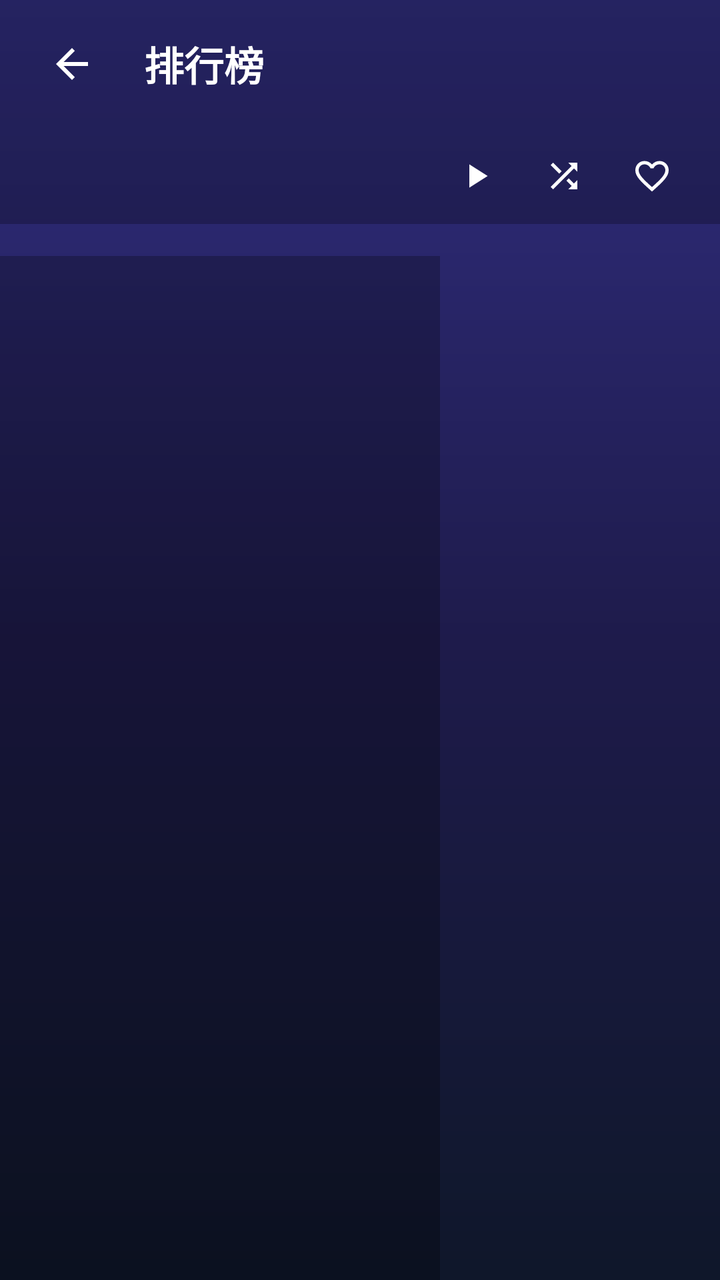
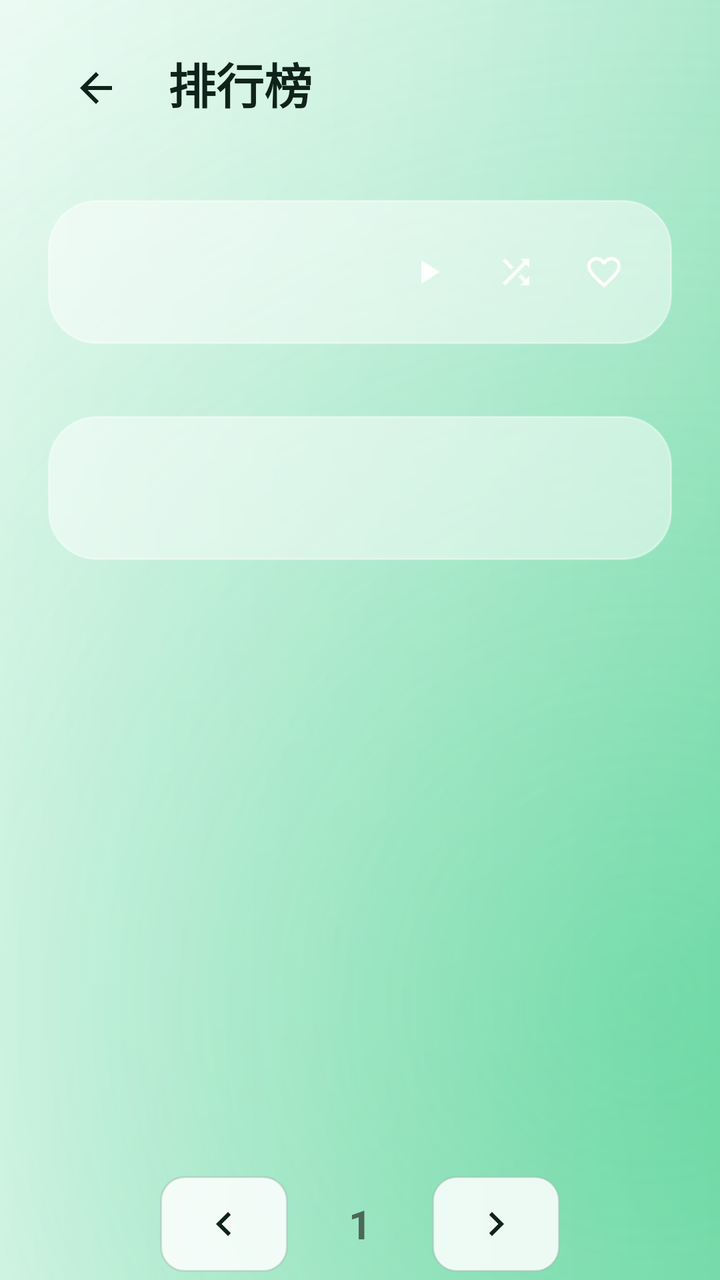

Screens rendered from an Android XML layout before and after an edit, with the pre-edit source and the edit as a unified diff.
<!-- AndroidManifest.xml: application theme AppTheme.NoActionBar -->
<!-- res/layout/activity_ranking.xml -->
<?xml version="1.0" encoding="utf-8"?>
<androidx.constraintlayout.widget.ConstraintLayout xmlns:android="http://schemas.android.com/apk/res/android"
    xmlns:app="http://schemas.android.com/apk/res-auto"
    android:layout_width="match_parent"
    android:layout_height="match_parent"
    android:background="@drawable/bg_app_gradient">

    
    <LinearLayout
        android:id="@+id/topBar"
        android:layout_width="0dp"
        android:layout_height="64dp"
        android:orientation="horizontal"
        android:gravity="center_vertical"
        android:paddingStart="16dp"
        android:paddingEnd="16dp"
        android:background="#40000000"
        app:layout_constraintStart_toStartOf="parent"
        app:layout_constraintEnd_toEndOf="parent"
        app:layout_constraintTop_toTopOf="parent">

        <ImageButton
            android:id="@+id/btnBack"
            android:layout_width="40dp"
            android:layout_height="40dp"
            android:src="@drawable/ic_back"
            android:background="@drawable/btn_focused_circle"
            android:scaleType="centerInside"
            android:padding="8dp"
            app:tint="#FFFFFF"
            android:focusable="true"
            android:nextFocusRight="@id/rvSourceList"
            android:contentDescription="返回" />

        <TextView
            android:id="@+id/tvTitle"
            android:layout_width="0dp"
            android:layout_height="wrap_content"
            android:layout_weight="1"
            android:text="排行榜"
            android:textSize="20sp"
            android:textStyle="bold"
            android:textColor="#FFFFFF"
            android:layout_marginStart="16dp" />

    </LinearLayout>

    
    <LinearLayout
        android:id="@+id/layoutSourceActions"
        android:layout_width="0dp"
        android:layout_height="48dp"
        android:orientation="horizontal"
        android:gravity="center_vertical"
        android:background="#40000000"
        app:layout_constraintStart_toStartOf="parent"
        app:layout_constraintEnd_toEndOf="parent"
        app:layout_constraintTop_toBottomOf="@+id/topBar">

        
        <androidx.recyclerview.widget.RecyclerView
            android:id="@+id/rvSourceList"
            android:layout_width="0dp"
            android:layout_height="match_parent"
            android:layout_weight="1"
            android:paddingStart="16dp"
            android:paddingEnd="8dp"
            android:paddingTop="4dp"
            android:paddingBottom="4dp"
            android:clipToPadding="false" />

        
        <LinearLayout
            android:id="@+id/layoutActions"
            android:layout_width="wrap_content"
            android:layout_height="match_parent"
            android:orientation="horizontal"
            android:gravity="center_vertical"
            android:paddingStart="8dp"
            android:paddingEnd="16dp">

            <ImageButton
                android:id="@+id/btnPlayAll"
                android:layout_width="36dp"
                android:layout_height="36dp"
                android:src="@drawable/ic_play"
                android:background="@drawable/btn_focused_circle"
                android:scaleType="centerInside"
                android:padding="8dp"
                android:focusable="true"
                android:contentDescription="播放全部" />

            <ImageButton
                android:id="@+id/btnShuffle"
                android:layout_width="36dp"
                android:layout_height="36dp"
                android:layout_marginStart="8dp"
                android:src="@drawable/ic_shuffle"
                android:background="@drawable/btn_focused_circle"
                android:scaleType="centerInside"
                android:padding="8dp"
                android:focusable="true"
                android:contentDescription="随机播放" />

            <ImageButton
                android:id="@+id/btnFavorite"
                android:layout_width="36dp"
                android:layout_height="36dp"
                android:layout_marginStart="8dp"
                android:src="@drawable/ic_favorite_border"
                android:background="@drawable/btn_focused_circle"
                android:scaleType="centerInside"
                android:padding="8dp"
                android:focusable="true"
                android:contentDescription="收藏" />

        </LinearLayout>

    </LinearLayout>

    
    <LinearLayout
        android:id="@+id/layoutContent"
        android:layout_width="0dp"
        android:layout_height="0dp"
        android:orientation="horizontal"
        android:paddingTop="16dp"
        android:descendantFocusability="afterDescendants"
        android:splitMotionEvents="false"
        app:layout_constraintStart_toStartOf="parent"
        app:layout_constraintEnd_toEndOf="parent"
        app:layout_constraintTop_toBottomOf="@+id/layoutSourceActions"
        app:layout_constraintBottom_toBottomOf="parent">

        
        <androidx.recyclerview.widget.RecyclerView
            android:id="@+id/rvBoards"
            android:layout_width="220dp"
            android:layout_height="match_parent"
            android:paddingStart="16dp"
            android:paddingEnd="8dp"
            android:paddingBottom="16dp"
            android:background="#40000000"
            android:focusable="true"
            android:nextFocusRight="@id/rvSongs" />

        
        <androidx.recyclerview.widget.RecyclerView
            android:id="@+id/rvSongs"
            android:layout_width="0dp"
            android:layout_height="match_parent"
            android:layout_weight="1"
            android:paddingStart="8dp"
            android:paddingEnd="16dp"
            android:paddingBottom="16dp"
            android:focusable="true"
            android:nextFocusLeft="@id/rvBoards" />

    </LinearLayout>

    
    <ProgressBar
        android:id="@+id/loadingProgress"
        android:layout_width="wrap_content"
        android:layout_height="wrap_content"
        android:visibility="gone"
        app:layout_constraintStart_toStartOf="parent"
        app:layout_constraintEnd_toEndOf="parent"
        app:layout_constraintTop_toTopOf="parent"
        app:layout_constraintBottom_toBottomOf="parent" />

</androidx.constraintlayout.widget.ConstraintLayout>
<!-- resources referenced by this layout -->
<resources>
  <!-- drawable bg_app_gradient (drawable) -->
  <?xml version="1.0" encoding="utf-8"?>
  <shape xmlns:android="http://schemas.android.com/apk/res/android"
      android:shape="rectangle">
      <gradient
          android:angle="270"
          android:endColor="#0F172A"
          android:centerColor="#1E1B4B"
          android:startColor="#312E81"
          android:type="linear" />
  </shape>
  <!-- drawable btn_focused_circle (drawable) -->
  <?xml version="1.0" encoding="utf-8"?>
  <selector xmlns:android="http://schemas.android.com/apk/res/android">
      <item android:state_focused="true">
          <layer-list>
              <item>
                  <shape android:shape="oval">
                      <solid android:color="#30FFFFFF" />
                  </shape>
              </item>
              <item android:top="2dp" android:bottom="2dp" android:left="2dp" android:right="2dp">
                  <shape android:shape="oval">
                      <solid android:color="#FF3B82F6" />
                      <stroke android:width="2dp" android:color="#FFFFFF" />
                  </shape>
              </item>
          </layer-list>
      </item>
      <item>
          <shape android:shape="oval">
              <solid android:color="#00000000" />
          </shape>
      </item>
  </selector>
  <style name="AppTheme.NoActionBar" parent="Theme.AppCompat.NoActionBar">
          <item name="windowActionBar">false</item>
          <item name="windowNoTitle">true</item>
          <item name="android:windowBackground">@null</item>
      </style>
  <!-- unchanged entries left out for length: 4 -->
</resources>

<!-- the commit's change to res/layout/activity_ranking.xml (unified diff, before → after) -->
@@ -3,18 +3,20 @@
     xmlns:app="http://schemas.android.com/apk/res-auto"
     android:layout_width="match_parent"
     android:layout_height="match_parent"
-    android:background="@drawable/bg_app_gradient">
+    android:background="@drawable/bg_app_gradient"
+    android:nextFocusLeft="@id/tabRanking">
 
     
     <LinearLayout
         android:id="@+id/topBar"
         android:layout_width="0dp"
-        android:layout_height="64dp"
+        android:layout_height="@dimen/lx_title_height"
         android:orientation="horizontal"
-        android:gravity="center_vertical"
-        android:paddingStart="16dp"
-        android:paddingEnd="16dp"
-        android:background="#40000000"
+        android:gravity="top"
+        android:paddingStart="@dimen/lx_title_gutter"
+        android:paddingEnd="@dimen/lx_title_gutter"
+        android:paddingTop="@dimen/lx_title_top"
+        android:background="@android:color/transparent"
         app:layout_constraintStart_toStartOf="parent"
         app:layout_constraintEnd_toEndOf="parent"
         app:layout_constraintTop_toTopOf="parent">
@@ -27,7 +29,7 @@
             android:background="@drawable/btn_focused_circle"
             android:scaleType="centerInside"
             android:padding="8dp"
-            app:tint="#FFFFFF"
+            app:tint="@color/lx_text_primary"
             android:focusable="true"
             android:nextFocusRight="@id/rvSourceList"
             android:contentDescription="返回" />
@@ -38,9 +40,9 @@
             android:layout_height="wrap_content"
             android:layout_weight="1"
             android:text="排行榜"
-            android:textSize="20sp"
+            android:textSize="24sp"
             android:textStyle="bold"
-            android:textColor="#FFFFFF"
+            android:textColor="@color/lx_text_primary"
             android:layout_marginStart="16dp" />
 
     </LinearLayout>
@@ -49,10 +51,16 @@
     <LinearLayout
         android:id="@+id/layoutSourceActions"
         android:layout_width="0dp"
-        android:layout_height="48dp"
+        android:layout_height="@dimen/lx_secondary_nav_height"
+        android:layout_marginStart="@dimen/lx_nav_gutter"
+        android:layout_marginTop="12dp"
+        android:layout_marginEnd="@dimen/lx_nav_gutter"
         android:orientation="horizontal"
         android:gravity="center_vertical"
-        android:background="#40000000"
+        android:background="@drawable/bg_floating_glass"
+        android:elevation="8dp"
+        android:outlineProvider="background"
+        android:clipToOutline="true"
         app:layout_constraintStart_toStartOf="parent"
         app:layout_constraintEnd_toEndOf="parent"
         app:layout_constraintTop_toBottomOf="@+id/topBar">
@@ -63,11 +71,12 @@
             android:layout_width="0dp"
             android:layout_height="match_parent"
             android:layout_weight="1"
-            android:paddingStart="16dp"
-            android:paddingEnd="8dp"
-            android:paddingTop="4dp"
-            android:paddingBottom="4dp"
-            android:clipToPadding="false" />
+            android:paddingStart="@dimen/lx_nav_gutter"
+            android:paddingEnd="@dimen/lx_nav_gutter"
+            android:paddingTop="10dp"
+            android:paddingBottom="10dp"
+            android:clipToPadding="false"
+            android:nextFocusLeft="@id/tabRanking" />
 
         
         <LinearLayout
@@ -88,6 +97,7 @@
                 android:scaleType="centerInside"
                 android:padding="8dp"
                 android:focusable="true"
+                android:nextFocusRight="@id/btnShuffle"
                 android:contentDescription="播放全部" />
 
             <ImageButton
@@ -100,6 +110,8 @@
                 android:scaleType="centerInside"
                 android:padding="8dp"
                 android:focusable="true"
+                android:nextFocusLeft="@id/btnPlayAll"
+                android:nextFocusRight="@id/btnFavorite"
                 android:contentDescription="随机播放" />
 
             <ImageButton
@@ -112,6 +124,7 @@
                 android:scaleType="centerInside"
                 android:padding="8dp"
                 android:focusable="true"
+                android:nextFocusLeft="@id/btnShuffle"
                 android:contentDescription="收藏" />
 
         </LinearLayout>
@@ -123,38 +136,105 @@
         android:id="@+id/layoutContent"
         android:layout_width="0dp"
         android:layout_height="0dp"
-        android:orientation="horizontal"
-        android:paddingTop="16dp"
+        android:orientation="vertical"
+        android:paddingStart="@dimen/lx_nav_gutter"
+        android:paddingEnd="@dimen/lx_nav_gutter"
+        android:paddingTop="24dp"
+        android:layout_marginTop="12dp"
         android:descendantFocusability="afterDescendants"
         android:splitMotionEvents="false"
         app:layout_constraintStart_toStartOf="parent"
         app:layout_constraintEnd_toEndOf="parent"
         app:layout_constraintTop_toBottomOf="@+id/layoutSourceActions"
-        app:layout_constraintBottom_toBottomOf="parent">
+        app:layout_constraintBottom_toTopOf="@+id/rankingPagerBar">
 
         
         <androidx.recyclerview.widget.RecyclerView
             android:id="@+id/rvBoards"
-            android:layout_width="220dp"
-            android:layout_height="match_parent"
-            android:paddingStart="16dp"
-            android:paddingEnd="8dp"
-            android:paddingBottom="16dp"
-            android:background="#40000000"
-            android:focusable="true"
-            android:nextFocusRight="@id/rvSongs" />
+            android:layout_width="match_parent"
+            android:layout_height="@dimen/lx_secondary_nav_height"
+            android:paddingStart="@dimen/lx_nav_gutter"
+            android:paddingEnd="@dimen/lx_nav_gutter"
+            android:paddingTop="8dp"
+            android:paddingBottom="8dp"
+            android:background="@drawable/bg_floating_glass"
+            android:elevation="6dp"
+            android:outlineProvider="background"
+            android:clipToOutline="true"
+            android:clipToPadding="false"
+            android:focusable="false"
+            android:nextFocusLeft="@id/tabRanking"
+            android:nextFocusDown="@id/rvSongs" />
 
         
         <androidx.recyclerview.widget.RecyclerView
             android:id="@+id/rvSongs"
-            android:layout_width="0dp"
+            android:layout_width="match_parent"
+            android:layout_height="0dp"
+            android:layout_weight="1"
+            android:layout_marginTop="16dp"
+            android:paddingStart="16dp"
+            android:paddingEnd="24dp"
+            android:paddingTop="12dp"
+            android:paddingBottom="16dp"
+            android:focusable="false"
+            android:clipToPadding="false"
+            android:descendantFocusability="afterDescendants"
+            android:nextFocusLeft="@id/tabRanking"
+            android:nextFocusUp="@id/rvBoards" />
+
+    </LinearLayout>
+
+    <LinearLayout
+        android:id="@+id/rankingPagerBar"
+        android:layout_width="0dp"
+        android:layout_height="@dimen/lx_pager_height"
+        android:orientation="horizontal"
+        android:gravity="center"
+        android:background="@android:color/transparent"
+        android:paddingStart="@dimen/lx_nav_gutter"
+        android:paddingEnd="@dimen/lx_nav_gutter"
+        app:layout_constraintStart_toStartOf="parent"
+        app:layout_constraintEnd_toEndOf="parent"
+        app:layout_constraintBottom_toBottomOf="parent">
+
+        <ImageButton
+            android:id="@+id/btnRankingPrevPage"
+            android:layout_width="64dp"
+            android:layout_height="48dp"
+            android:src="@drawable/ic_chevron_left"
+            android:background="@drawable/bg_btn_secondary"
+            android:scaleType="centerInside"
+            android:padding="12dp"
+            android:focusable="true"
+            android:nextFocusUp="@id/rvSongs"
+            android:nextFocusRight="@id/btnRankingNextPage"
+            android:nextFocusDown="@id/tabRanking"
+            app:tint="@color/lx_text_primary" />
+
+        <TextView
+            android:id="@+id/tvRankingPageNumber"
+            android:layout_width="72dp"
             android:layout_height="match_parent"
-            android:layout_weight="1"
-            android:paddingStart="8dp"
-            android:paddingEnd="16dp"
-            android:paddingBottom="16dp"
+            android:gravity="center"
+            android:text="1"
+            android:textSize="20sp"
+            android:textStyle="bold"
+            android:textColor="@color/lx_text_secondary" />
+
+        <ImageButton
+            android:id="@+id/btnRankingNextPage"
+            android:layout_width="64dp"
+            android:layout_height="48dp"
+            android:src="@drawable/ic_chevron_right"
+            android:background="@drawable/bg_btn_secondary"
+            android:scaleType="centerInside"
+            android:padding="12dp"
             android:focusable="true"
-            android:nextFocusLeft="@id/rvBoards" />
+            android:nextFocusUp="@id/rvSongs"
+            android:nextFocusLeft="@id/btnRankingPrevPage"
+            android:nextFocusDown="@id/tabRanking"
+            app:tint="@color/lx_text_primary" />
 
     </LinearLayout>
 
<!-- resource entries referenced after the edit -->
@@ -1,33 +1,96 @@
 <!-- resources referenced by this layout -->
 <resources>
+  <color name="lx_text_primary">#10231B</color>
+  <color name="lx_text_secondary">#4B685A</color>
+  <dimen name="lx_nav_gutter">24dp</dimen>
+  <dimen name="lx_pager_height">56dp</dimen>
+  <dimen name="lx_secondary_nav_height">72dp</dimen>
+  <dimen name="lx_title_gutter">28dp</dimen>
+  <dimen name="lx_title_height">88dp</dimen>
+  <dimen name="lx_title_top">24dp</dimen>
   <!-- drawable bg_app_gradient (drawable) -->
+  <?xml version="1.0" encoding="utf-8"?>
+  <layer-list xmlns:android="http://schemas.android.com/apk/res/android">
+      
+      <item>
+          <shape android:shape="rectangle">
+              <solid android:color="#F3FAF6" />
+          </shape>
+      </item>
+      <item>
+          <shape android:shape="rectangle">
+              <gradient
+                  android:angle="0"
+                  android:startColor="#FFFFFFFF"
+                  android:endColor="#9FE4C2" />
+          </shape>
+      </item>
+      <item>
+          <shape android:shape="rectangle">
+              <gradient
+                  android:type="radial"
+                  android:centerX="0.10"
+                  android:centerY="0.04"
+                  android:gradientRadius="620dp"
+                  android:startColor="#CCFFFFFF"
+                  android:endColor="#00FFFFFF" />
+          </shape>
+      </item>
+      <item>
+          <shape android:shape="rectangle">
+              <gradient
+                  android:type="radial"
+                  android:centerX="0.90"
+                  android:centerY="0.78"
+                  android:gradientRadius="760dp"
+                  android:startColor="#6620C878"
+                  android:endColor="#0020C878" />
+          </shape>
+      </item>
+  </layer-list>
+  <!-- drawable bg_btn_secondary (drawable) -->
+  <?xml version="1.0" encoding="utf-8"?>
+  <selector xmlns:android="http://schemas.android.com/apk/res/android">
+      <item android:state_pressed="true">
+          <shape android:shape="rectangle">
+              <solid android:color="@color/lx_bg_focus" />
+              <corners android:radius="12dp" />
+          </shape>
+      </item>
+      <item android:state_focused="true">
+          <shape android:shape="rectangle">
+              <solid android:color="@color/lx_bg_focus" />
+              <corners android:radius="12dp" />
+              <stroke android:width="2dp" android:color="@color/lx_focus_ring" />
+          </shape>
+      </item>
+      <item>
+          <shape android:shape="rectangle">
+              <solid android:color="@color/lx_bg_panel" />
+              <corners android:radius="12dp" />
+              <stroke android:width="1dp" android:color="@color/lx_border" />
+          </shape>
+      </item>
+  </selector>
+  <!-- drawable bg_floating_glass (drawable) -->
   <?xml version="1.0" encoding="utf-8"?>
   <shape xmlns:android="http://schemas.android.com/apk/res/android"
       android:shape="rectangle">
-      <gradient
-          android:angle="270"
-          android:endColor="#0F172A"
-          android:centerColor="#1E1B4B"
-          android:startColor="#312E81"
-          android:type="linear" />
+      
+      <solid android:color="#80FFFFFF" />
+      <corners android:radius="@dimen/lx_glass_radius" />
+      <stroke
+          android:width="1dp"
+          android:color="#66FFFFFF" />
   </shape>
   <!-- drawable btn_focused_circle (drawable) -->
   <?xml version="1.0" encoding="utf-8"?>
   <selector xmlns:android="http://schemas.android.com/apk/res/android">
       <item android:state_focused="true">
-          <layer-list>
-              <item>
-                  <shape android:shape="oval">
-                      <solid android:color="#30FFFFFF" />
-                  </shape>
-              </item>
-              <item android:top="2dp" android:bottom="2dp" android:left="2dp" android:right="2dp">
-                  <shape android:shape="oval">
-                      <solid android:color="#FF3B82F6" />
-                      <stroke android:width="2dp" android:color="#FFFFFF" />
-                  </shape>
-              </item>
-          </layer-list>
+          <shape android:shape="oval">
+              <solid android:color="@color/lx_bg_focus" />
+              <stroke android:width="2dp" android:color="@color/lx_focus_ring" />
+          </shape>
       </item>
       <item>
           <shape android:shape="oval">
@@ -35,11 +98,58 @@
           </shape>
       </item>
   </selector>
-  <style name="AppTheme.NoActionBar" parent="Theme.AppCompat.NoActionBar">
+  <!-- drawable ic_chevron_left (drawable) -->
+  <?xml version="1.0" encoding="utf-8"?>
+  <vector xmlns:android="http://schemas.android.com/apk/res/android"
+      android:width="24dp"
+      android:height="24dp"
+      android:viewportWidth="24"
+      android:viewportHeight="24">
+      <path
+          android:fillColor="#FF000000"
+          android:pathData="M15.41,7.41L14,6l-6,6 6,6 1.41,-1.41L10.83,12z" />
+  </vector>
+  <!-- drawable ic_chevron_right (drawable) -->
+  <?xml version="1.0" encoding="utf-8"?>
+  <vector xmlns:android="http://schemas.android.com/apk/res/android"
+      android:width="24dp"
+      android:height="24dp"
+      android:viewportWidth="24"
+      android:viewportHeight="24">
+      <path
+          android:fillColor="#FF000000"
+          android:pathData="M10,6L8.59,7.41L13.17,12l-4.58,4.59L10,18l6,-6z"/>
+  </vector>
+  <style name="AppTheme.NoActionBar" parent="AppTheme">
           <item name="windowActionBar">false</item>
           <item name="windowNoTitle">true</item>
-          <item name="android:windowBackground">@null</item>
+          <item name="android:windowBackground">@color/lx_bg_canvas</item>
       </style>
+  <color name="lx_bg_focus">#DFF8ED</color>
+  <color name="lx_focus_ring">#00A965</color>
+  <color name="lx_bg_panel">#D9FFFFFF</color>
+  <color name="lx_border">#6694B2A2</color>
+  <dimen name="lx_glass_radius">24dp</dimen>
+  <style name="AppTheme" parent="Theme.AppCompat">
+          <item name="colorPrimary">@color/colorPrimary</item>
+          <item name="colorPrimaryDark">@color/colorPrimaryDark</item>
+          <item name="colorAccent">@color/colorAccent</item>
+          <item name="android:colorAccent">@color/lx_brand</item>
+          <item name="android:windowBackground">@color/lx_bg_canvas</item>
+          <item name="android:navigationBarColor">@color/lx_bg_canvas</item>
+          <item name="android:statusBarColor">@color/lx_bg_canvas</item>
+          <item name="android:windowLightNavigationBar">true</item>
+          <item name="android:windowLightStatusBar">true</item>
+          <item name="android:textColorPrimary">@color/lx_text_primary</item>
+          <item name="android:textColorSecondary">@color/lx_text_secondary</item>
+          <item name="android:windowActionModeOverlay">true</item>
+      </style>
+  <color name="lx_bg_canvas">#F3F8F5</color>
+  <color name="colorPrimary">@color/lx_brand</color>
+  <color name="colorPrimaryDark">@color/lx_brand_pressed</color>
+  <color name="colorAccent">@color/lx_brand</color>
+  <color name="lx_brand">#00C878</color>
+  <color name="lx_brand_pressed">#00A965</color>
   <!-- unchanged entries left out for length: 4 -->
 </resources>
 
